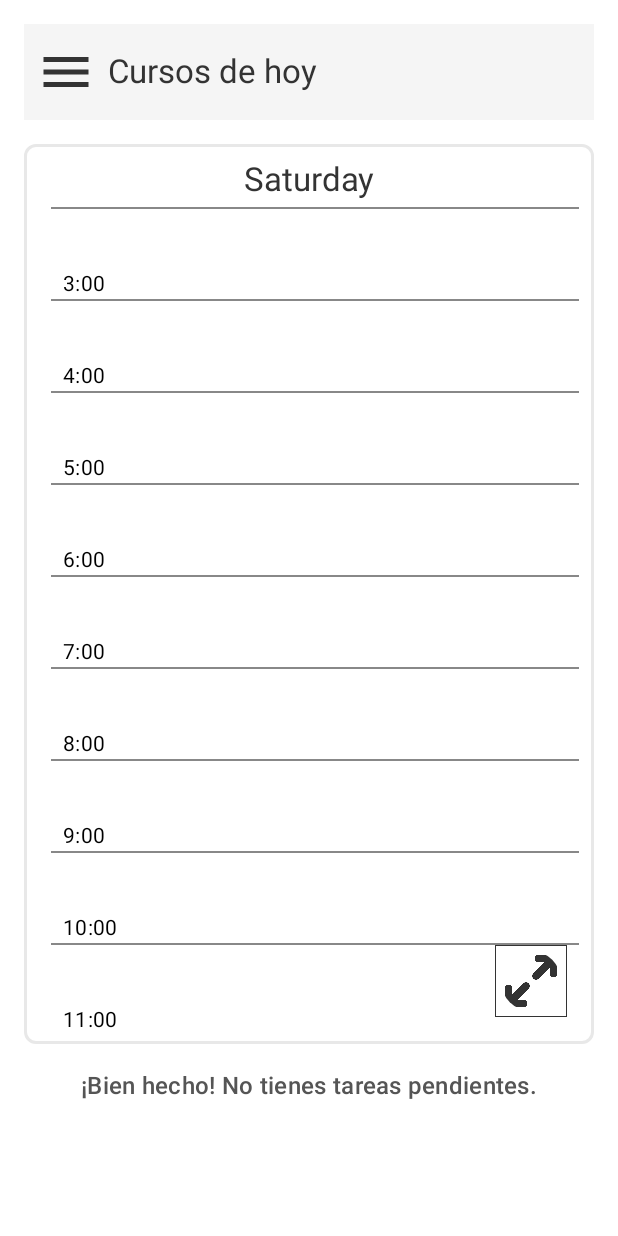
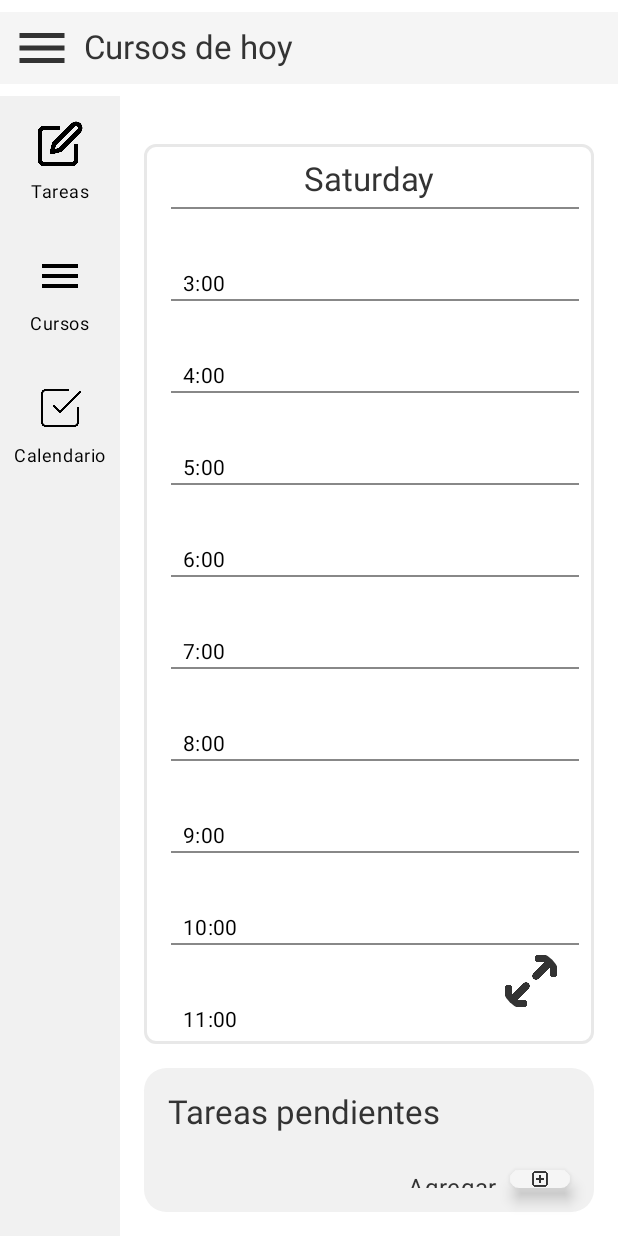
Before and after one commit to AlexDanielQT/ProyectoAplicacionUnitask, an Android app built with Jetpack Compose: the MainPage screen opened through its navigation route, after a tap on "Abrir menú", on a phone screen of 412 x 824 dp. Run offline under Robolectric (Android 15) with nearby library versions, the phone set to English and light mode, and no system bars.

Commit message:
Pequeña actualizacion2

```diff
--- a/app/src/main/java/com/example/proyect/MainActivity.kt
+++ b/app/src/main/java/com/example/proyect/MainActivity.kt
@@ -22,10 +22,10 @@ class MainActivity : ComponentActivity() {
         super.onCreate(savedInstanceState)
         setContent {
             ProyectTheme {
-                // Configurar el NavController aquí
+                // Aquí obtenemos el NavController
                 val navController = rememberNavController()
 
-                // Iniciar la navegación
+                // Llamamos a AppNavigation y le pasamos el navController
                 AppNavigation(navController = navController)
             }
         }
--- a/app/src/main/java/com/example/proyect/components/CustomTopBar.kt
+++ b/app/src/main/java/com/example/proyect/components/CustomTopBar.kt
@@ -9,7 +9,7 @@ import com.example.proyect.R
 
 @OptIn(ExperimentalMaterial3Api::class)
 @Composable
-fun CustomTopBar(title: String, onNavigationClick: () -> Unit) {
+fun CustomTopBar(title: String, onClick: () -> Unit) {
     val topBarColor = MaterialTheme.colorScheme.primary
     val contentColor = MaterialTheme.colorScheme.onPrimary
 
@@ -18,7 +18,7 @@ fun CustomTopBar(title: String, onNavigationClick: () -> Unit) {
             Text(text = title, color = contentColor)
         },
         navigationIcon = {
-            IconButton(onClick = onNavigationClick) {
+            IconButton(onClick = onClick) {
                 Icon(
                     painter = painterResource(id = R.drawable.navbar),
                     contentDescription = "Abrir menú",
--- a/app/src/main/java/com/example/proyect/components/TaskCard.kt
+++ b/app/src/main/java/com/example/proyect/components/TaskCard.kt
@@ -16,7 +16,7 @@ import com.example.proyect.data.model.Task
 @Composable
 fun TaskCard(
     tasks: List<Task>,
-    onAddTaskClick: () -> Unit
+    onAddTaskClick: () -> Unit // Recibe la función de navegación
 ) {
     val cardBackgroundColor = MaterialTheme.colorScheme.surface // Color de fondo del card
     val textColor = MaterialTheme.colorScheme.onSurface // Color del texto
@@ -54,7 +54,7 @@ fun TaskCard(
                 Spacer(modifier = Modifier.width(8.dp))
 
                 FloatingActionButton(
-                    onClick = onAddTaskClick,
+                    onClick = onAddTaskClick, // Llama a la función de navegación
                     containerColor = MaterialTheme.colorScheme.primary, // Color del botón flotante
                     modifier = Modifier.size(40.dp)
                 ) {
--- a/app/src/main/java/com/example/proyect/navigation/AppNavigation.kt
+++ b/app/src/main/java/com/example/proyect/navigation/AppNavigation.kt
@@ -4,10 +4,12 @@ import androidx.compose.runtime.Composable
 import androidx.navigation.NavHostController
 import androidx.navigation.compose.NavHost
 import androidx.navigation.compose.composable
+import androidx.navigation.compose.rememberNavController
 import com.example.proyect.screens.*
 
 @Composable
 fun AppNavigation(navController: NavHostController) {
+
     NavHost(
         navController = navController,
         startDestination = "welcome_screen"
@@ -25,13 +27,13 @@ fun AppNavigation(navController: NavHostController) {
                 onDoneClick = {
                     navController.navigate("schedule_screen")
                 },
-                navController = navController // Aquí pasamos el navController
+                navController = navController
             )
         }
 
         composable("schedule_screen") {
             ScheduleScreen(
-                navController = navController, // Pasamos el NavController aquí también
+                navController = navController,
                 onBackClick = {
                     navController.popBackStack()
                 },
@@ -50,14 +52,31 @@ fun AppNavigation(navController: NavHostController) {
         }
 
         composable("home_screen") {
-            MainPage()
+            MainPage(navController = navController)  // Asegúrate de pasar el navController aquí
         }
 
-        composable("add_courses_schedule") { // Pantalla de Añadir Cursos y Horarios
+        composable("add_courses_schedule") {
             CursosHoraYAulaScreen(
                 onBackClick = { navController.popBackStack() },
                 onDoneClick = { navController.popBackStack() }
             )
         }
+
+        composable("enter_courses_screen") {
+            EnterCoursesScreen(
+                onBackClick = { navController.popBackStack() },
+                onDoneClick = { navController.popBackStack() }
+            )
+        }
+
+        composable("add_task") {
+            AddTaskScreen(
+                onDoneClick = {
+                    navController.popBackStack()  // Regresa a la pantalla anterior después de añadir la tarea
+                },
+                navController = navController  // Usa el navController global aquí
+            )
+        }
+
     }
 }
--- a/app/src/main/java/com/example/proyect/screens/EditTaskScreen.kt
+++ b/app/src/main/java/com/example/proyect/screens/EditTaskScreen.kt
@@ -147,9 +147,3 @@ fun PreviewEditTaskScreen(
         }
     }
 }
-
-@Preview(showBackground = true)
-@Composable
-fun PreviewEditTaskScreen() {
-    AddTaskScreen(onDoneClick = {})
-}
--- a/app/src/main/java/com/example/proyect/screens/HomeScreen.kt
+++ b/app/src/main/java/com/example/proyect/screens/HomeScreen.kt
@@ -3,60 +3,92 @@ package com.example.proyect.screens
 import android.os.Bundle
 import androidx.activity.ComponentActivity
 import androidx.activity.compose.setContent
+import androidx.compose.animation.AnimatedVisibility
 import androidx.compose.foundation.background
 import androidx.compose.foundation.border
+import androidx.compose.foundation.clickable
 import androidx.compose.foundation.layout.*
 import androidx.compose.foundation.lazy.LazyColumn
 import androidx.compose.foundation.lazy.rememberLazyListState
 import androidx.compose.foundation.shape.RoundedCornerShape
 import androidx.compose.material3.*
-import androidx.compose.runtime.Composable
-import androidx.compose.runtime.collectAsState
+import androidx.compose.runtime.*
 import androidx.compose.ui.Alignment
 import androidx.compose.ui.Modifier
 import androidx.compose.ui.graphics.Color
 import androidx.compose.ui.res.painterResource
 import androidx.compose.ui.tooling.preview.Preview
 import androidx.compose.ui.unit.dp
+import androidx.compose.ui.zIndex
 import androidx.lifecycle.viewmodel.compose.viewModel
+import androidx.navigation.NavHostController
+import androidx.navigation.compose.rememberNavController
 import com.example.proyect.R
 import com.example.proyect.components.CustomTopBar
 import com.example.proyect.components.TaskCard
 import com.example.proyect.viewmodel.TaskViewModel
+import kotlinx.coroutines.launch
 import java.time.LocalDate
 import java.time.format.TextStyle
 import java.util.*
 
 @Composable
-fun MainPage(viewModel: TaskViewModel = viewModel()) {
+fun MainPage(navController: NavHostController, viewModel: TaskViewModel = viewModel()) {
     val tasks = viewModel.tasks.collectAsState(initial = emptyList()).value
+    val backgroundColor = MaterialTheme.colorScheme.background
+    val onPrimaryColor = MaterialTheme.colorScheme.onPrimary
 
-    val backgroundColor = MaterialTheme.colorScheme.background // Fondo dependiendo del modo
-    val onPrimaryColor = MaterialTheme.colorScheme.onPrimary // Color de texto sobre fondo primario
+    var isDrawerOpen by remember { mutableStateOf(false) }
+    var screenTitle by remember { mutableStateOf("Cursos de hoy") }
+    val topBarHeight = 56.dp // Altura de la barra superior
+    val topBarPadding = 8.dp // Padding superior para la barra
+
 
     Box(
         modifier = Modifier
             .fillMaxSize()
-            .background(backgroundColor) // Fondo del modo actual
+            .background(backgroundColor)
     ) {
+        // 🔹 Barra superior fija con espacio superior
+        Box(
+            modifier = Modifier
+                .fillMaxWidth()
+                .height(topBarHeight) // Mantener la altura total de la barra
+                .padding(top = topBarPadding) // Espacio superior
+                .zIndex(1f) // Se asegura de que esté por encima del contenido
+        ) {
+            CustomTopBar(
+                title = screenTitle,
+                onClick = {
+                    isDrawerOpen = !isDrawerOpen
+                }
+            )
+        }
+
+        Row(
+            modifier = Modifier
+                .fillMaxSize()
+                .padding(top = topBarHeight + topBarPadding) // Desplazar el contenido debajo de la barra superior
+        ) {
+            // 🔹 Barra lateral con visibilidad controlada
+            AnimatedVisibility(visible = isDrawerOpen) {
+                DrawerContent(onItemClick = { item ->
+                    isDrawerOpen = false
+                    screenTitle = item // Cambiar título dinámicamente
+                })
+            }
+
             Column(
                 modifier = Modifier
                     .fillMaxSize()
                     .padding(16.dp)
             ) {
-            CustomTopBar(
-                title = "Cursos de hoy",
-                onNavigationClick = {
-                    // Acción del menú
-                }
-            )
-
                 Spacer(modifier = Modifier.height(16.dp))
 
                 Box(
                     modifier = Modifier
                         .fillMaxWidth()
-                    .heightIn(min = 400.dp, max = 600.dp) // Altura predeterminada para el minihorario
+                        .heightIn(min = 400.dp, max = 600.dp)
                         .background(Color.White)
                         .border(2.dp, MaterialTheme.colorScheme.secondary, shape = RoundedCornerShape(8.dp))
                         .padding(10.dp)
@@ -87,12 +119,12 @@ fun MainPage(viewModel: TaskViewModel = viewModel()) {
                     }
 
                     IconButton(
-                    onClick = { /* Acción del botón de expandir */ },
+                        onClick = {
+                            // Acción para este botón (aún no definida)
+                        },
                         modifier = Modifier
                             .align(Alignment.BottomEnd)
                             .padding(8.dp)
-                        .border(0.5.dp, MaterialTheme.colorScheme.onSurface) // Borde de las horas
-
                     ) {
                         Icon(
                             painter = painterResource(id = R.drawable.maximize_square),
@@ -104,28 +136,65 @@ fun MainPage(viewModel: TaskViewModel = viewModel()) {
 
                 Spacer(modifier = Modifier.height(16.dp))
 
-            if (tasks.isEmpty()) {
-                Text(
-                    text = "¡Bien hecho! No tienes tareas pendientes.",
-                    style = MaterialTheme.typography.titleMedium,
-                    color = MaterialTheme.colorScheme.onSecondary, // Color del texto
-                    modifier = Modifier.align(Alignment.CenterHorizontally)
-                )
-            } else {
                 TaskCard(
                     tasks = tasks,
-                    onAddTaskClick = { /* Acción para agregar tarea */ }
+                    onAddTaskClick = {
+                        navController.navigate("add_task")
+                    }
                 )
             }
         }
     }
 }
 
+
+// 🔹 Contenido de la barra lateral
+@Composable
+fun DrawerContent(onItemClick: (String) -> Unit) {
+    Column(
+        modifier = Modifier
+            .width(80.dp) // Ancho compacto de la barra
+            .fillMaxHeight()
+            .background(MaterialTheme.colorScheme.surface)
+    ) {
+        // Elementos de la barra de navegación
+        DrawerItem(text = "Tareas", icon = R.drawable.edit_square, onClick = { onItemClick("Tareas") })
+        DrawerItem(text = "Cursos", icon = R.drawable.navbar, onClick = { onItemClick("Cursos") })
+        DrawerItem(text = "Calendario", icon = R.drawable.check_square, onClick = { onItemClick("Calendario") })
+    }
+}
+
+// 🔹 Elemento individual de la barra lateral
+@Composable
+fun DrawerItem(text: String, icon: Int, onClick: () -> Unit) {
+    Column(
+        modifier = Modifier
+            .fillMaxWidth()
+            .padding(vertical = 16.dp)
+            .clickable { onClick() },
+        horizontalAlignment = Alignment.CenterHorizontally
+    ) {
+        Icon(
+            painter = painterResource(id = icon),
+            contentDescription = text,
+            modifier = Modifier.size(32.dp)
+        )
+        Spacer(modifier = Modifier.height(8.dp))
+        Text(
+            text = text,
+            style = MaterialTheme.typography.bodySmall,
+            modifier = Modifier.align(Alignment.CenterHorizontally)
+        )
+    }
+}
+
+// 🔹 Función para obtener el día de la semana actual
 fun getCurrentDayName(): String {
     val currentDate = LocalDate.now()
     return currentDate.dayOfWeek.getDisplayName(TextStyle.FULL, Locale.getDefault())
 }
 
+// 🔹 Componente para los elementos de la lista de horas
 @Composable
 fun HourItem(hour: Int) {
     Column(modifier = Modifier.padding(vertical = 20.dp)) {
```
Also changed, not shown: app/src/main/java/com/example/proyect/components/CustomTextField.kt (+0 -10 lines), app/src/main/java/com/example/proyect/screens/AddTaskScreen.kt (+33 -26 lines), app/src/main/java/com/example/proyect/screens/CalendarScreen.kt (+9 -2 lines). Lines whose indentation alone changed are shown as unchanged.
